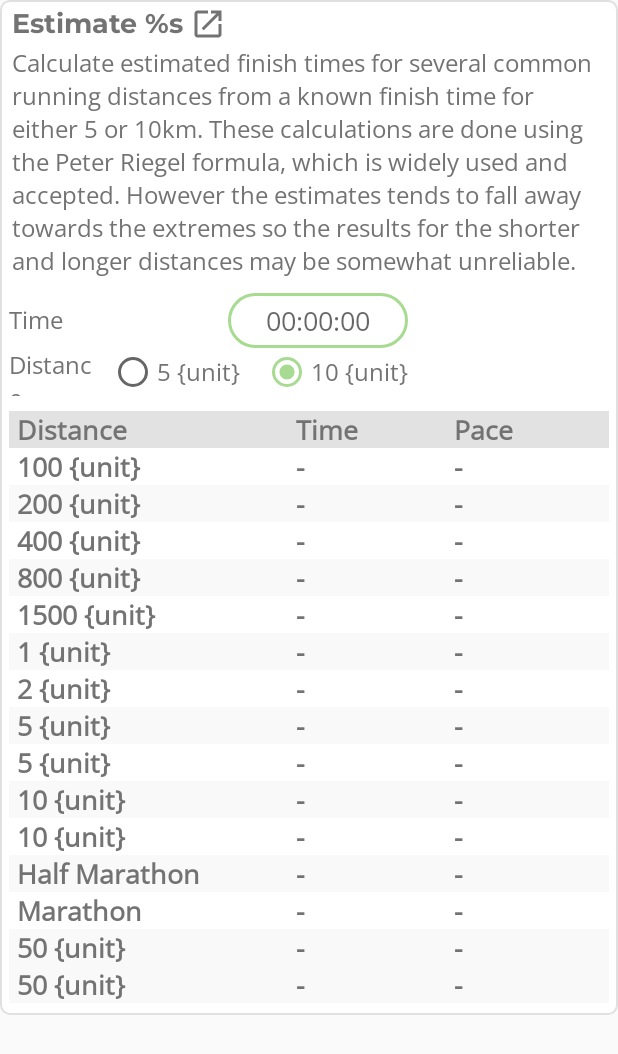
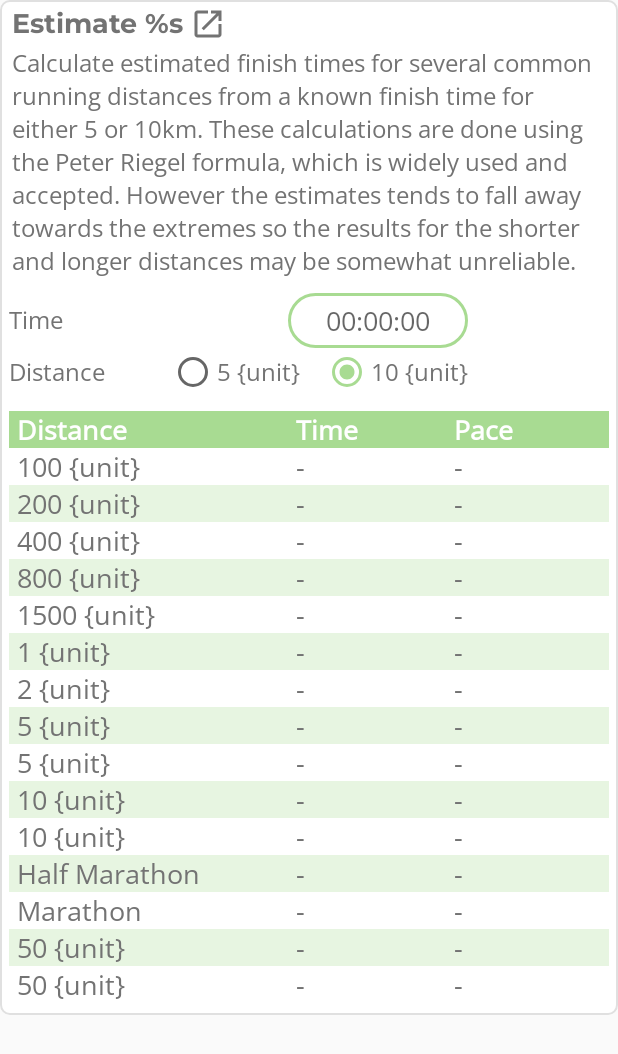
Before and after one commit to rnyholm/runcalc, an Android app: the layout finish_time_predictions_content_card.xml on its own in the app's theme, with its tools: preview values and no code run, on a phone screen of 412 x 824 dp. Shown: the top 1054 px of the screen. Run offline under Robolectric (Android 15) with nearby library versions, the phone set to English and light mode, and no system bars.

Commit message:
#38 UI improvements, colors etc. started backend work with it's interaction containers and so on

```diff
--- a/app/src/main/java/ax/stardust/runcalc/function/Property.java
+++ b/app/src/main/java/ax/stardust/runcalc/function/Property.java
@@ -9,7 +9,8 @@ public enum Property {
     CALCULATE_TIME(Calculator::calculateTime),
     CALCULATE_DISTANCE(Calculator::calculateDistance),
     CALCULATE_VO2MAX_ESTIMATE(Calculator::calculateVO2MaxEstimate),
-    CALCULATE_HEART_RATE_ZONES(Calculator::calculateHeartRateZones);
+    CALCULATE_HEART_RATE_ZONES(Calculator::calculateHeartRateZones),
+    CALCULATE_FINISH_TIME_PREDICTIONS(Calculator::calculateFinishTimePredictions);
 
     private final Function<String, String> calculatorFunction;
 
--- a/app/src/main/res/layout/finish_time_predictions_content_card.xml
+++ b/app/src/main/res/layout/finish_time_predictions_content_card.xml
@@ -83,7 +83,7 @@
                 android:id="@+id/finish_time_predictions_finish_time_et"
                 android:layout_width="120dp"
                 android:layout_height="wrap_content"
-                android:layout_marginStart="110dp"
+                android:layout_marginStart="150dp"
                 android:background="@drawable/input_default"
                 android:ems="10"
                 android:fontFamily="@font/open_sans"
@@ -166,7 +166,7 @@
                 android:layout_weight="1"
                 android:fontFamily="@font/open_sans"
                 android:text="@string/distance"
-                android:textColor="@color/colorHeadingText"
+                android:textColor="@color/colorFinishTimePredictionsTableHeadingText"
                 android:textSize="18sp"
                 android:textStyle="bold" />
 
@@ -176,7 +176,7 @@
                 android:layout_weight="1"
                 android:fontFamily="@font/open_sans"
                 android:text="@string/time"
-                android:textColor="@color/colorHeadingText"
+                android:textColor="@color/colorFinishTimePredictionsTableHeadingText"
                 android:textSize="18sp"
                 android:textStyle="bold" />
 
@@ -186,7 +186,7 @@
                 android:layout_weight="1"
                 android:fontFamily="@font/open_sans"
                 android:text="@string/pace"
-                android:textColor="@color/colorHeadingText"
+                android:textColor="@color/colorFinishTimePredictionsTableHeadingText"
                 android:textSize="18sp"
                 android:textStyle="bold" />
         </TableRow>
@@ -206,8 +206,7 @@
                 android:fontFamily="@font/open_sans"
                 android:text="@string/distance_100_unit"
                 android:textColor="@color/colorText"
-                android:textSize="18sp"
-                android:textStyle="bold" />
+                android:textSize="18sp" />
 
             <TextView
                 android:id="@+id/finish_time_predictions_100m_time_tv"
@@ -216,8 +215,7 @@
                 android:fontFamily="@font/open_sans"
                 android:text="@string/default_distance_pace"
                 android:textColor="@color/colorText"
-                android:textSize="18sp"
-                android:textStyle="bold" />
+                android:textSize="18sp" />
 
             <TextView
                 android:id="@+id/finish_time_predictions_100m_pace_tv"
@@ -226,8 +224,7 @@
                 android:fontFamily="@font/open_sans"
                 android:text="@string/default_distance_pace"
                 android:textColor="@color/colorText"
-                android:textSize="18sp"
-                android:textStyle="bold" />
+                android:textSize="18sp" />
         </TableRow>
 
         <TableRow
@@ -245,8 +242,7 @@
                 android:fontFamily="@font/open_sans"
                 android:text="@string/distance_200_unit"
                 android:textColor="@color/colorText"
-                android:textSize="18sp"
-                android:textStyle="bold" />
+                android:textSize="18sp" />
 
             <TextView
                 android:id="@+id/finish_time_predictions_200m_time_tv"
@@ -255,8 +251,7 @@
                 android:fontFamily="@font/open_sans"
                 android:text="@string/default_distance_pace"
                 android:textColor="@color/colorText"
-                android:textSize="18sp"
-                android:textStyle="bold" />
+                android:textSize="18sp" />
 
             <TextView
                 android:id="@+id/finish_time_predictions_200m_pace_tv"
@@ -265,8 +260,7 @@
                 android:fontFamily="@font/open_sans"
                 android:text="@string/default_distance_pace"
                 android:textColor="@color/colorText"
-                android:textSize="18sp"
-                android:textStyle="bold" />
+                android:textSize="18sp" />
         </TableRow>
 
         <TableRow
@@ -284,8 +278,7 @@
                 android:fontFamily="@font/open_sans"
                 android:text="@string/distance_400_unit"
                 android:textColor="@color/colorText"
-                android:textSize="18sp"
-                android:textStyle="bold" />
+                android:textSize="18sp" />
 
             <TextView
                 android:id="@+id/finish_time_predictions_400m_time_tv"
@@ -294,8 +287,7 @@
                 android:fontFamily="@font/open_sans"
                 android:text="@string/default_distance_pace"
                 android:textColor="@color/colorText"
-                android:textSize="18sp"
-                android:textStyle="bold" />
+                android:textSize="18sp" />
 
             <TextView
                 android:id="@+id/finish_time_predictions_400m_pace_tv"
@@ -304,8 +296,7 @@
                 android:fontFamily="@font/open_sans"
                 android:text="@string/default_distance_pace"
                 android:textColor="@color/colorText"
-                android:textSize="18sp"
-                android:textStyle="bold" />
+                android:textSize="18sp" />
         </TableRow>
 
         <TableRow
@@ -323,8 +314,7 @@
                 android:fontFamily="@font/open_sans"
                 android:text="@string/distance_800_unit"
                 android:textColor="@color/colorText"
-                android:textSize="18sp"
-                android:textStyle="bold" />
+                android:textSize="18sp" />
 
             <TextView
                 android:id="@+id/finish_time_predictions_800m_time_tv"
@@ -333,8 +323,7 @@
                 android:fontFamily="@font/open_sans"
                 android:text="@string/default_distance_pace"
                 android:textColor="@color/colorText"
-                android:textSize="18sp"
-                android:textStyle="bold" />
+                android:textSize="18sp" />
 
             <TextView
                 android:id="@+id/finish_time_predictions_800m_pace_tv"
@@ -343,8 +332,7 @@
                 android:fontFamily="@font/open_sans"
                 android:text="@string/default_distance_pace"
                 android:textColor="@color/colorText"
-                android:textSize="18sp"
-                android:textStyle="bold" />
+                android:textSize="18sp" />
         </TableRow>
 
         <TableRow
@@ -362,8 +350,7 @@
                 android:fontFamily="@font/open_sans"
                 android:text="@string/distance_1500_unit"
                 android:textColor="@color/colorText"
-                android:textSize="18sp"
-                android:textStyle="bold" />
+                android:textSize="18sp" />
 
             <TextView
                 android:id="@+id/finish_time_predictions_1500m_time_tv"
@@ -372,8 +359,7 @@
                 android:fontFamily="@font/open_sans"
                 android:text="@string/default_distance_pace"
                 android:textColor="@color/colorText"
-                android:textSize="18sp"
-                android:textStyle="bold" />
+                android:textSize="18sp" />
 
             <TextView
                 android:id="@+id/finish_time_predictions_1500m_pace_tv"
@@ -382,8 +368,7 @@
                 android:fontFamily="@font/open_sans"
                 android:text="@string/default_distance_pace"
                 android:textColor="@color/colorText"
-                android:textSize="18sp"
-                android:textStyle="bold" />
+                android:textSize="18sp" />
         </TableRow>
 
         <TableRow
@@ -401,8 +386,7 @@
                 android:fontFamily="@font/open_sans"
                 android:text="@string/distance_1_unit"
                 android:textColor="@color/colorText"
-                android:textSize="18sp"
-                android:textStyle="bold" />
+                android:textSize="18sp" />
 
             <TextView
                 android:id="@+id/finish_time_predictions_1mi_time_tv"
@@ -411,8 +395,7 @@
                 android:fontFamily="@font/open_sans"
                 android:text="@string/default_distance_pace"
                 android:textColor="@color/colorText"
-                android:textSize="18sp"
-                android:textStyle="bold" />
+                android:textSize="18sp" />
 
             <TextView
                 android:id="@+id/finish_time_predictions_1mi_pace_tv"
@@ -421,8 +404,7 @@
                 android:fontFamily="@font/open_sans"
                 android:text="@string/default_distance_pace"
                 android:textColor="@color/colorText"
-                android:textSize="18sp"
-                android:textStyle="bold" />
+                android:textSize="18sp" />
         </TableRow>
 
         <TableRow
@@ -440,8 +422,7 @@
                 android:fontFamily="@font/open_sans"
                 android:text="@string/distance_2_unit"
                 android:textColor="@color/colorText"
-                android:textSize="18sp"
-                android:textStyle="bold" />
+                android:textSize="18sp" />
 
             <TextView
                 android:id="@+id/finish_time_predictions_2mi_time_tv"
@@ -450,8 +431,7 @@
                 android:fontFamily="@font/open_sans"
                 android:text="@string/default_distance_pace"
                 android:textColor="@color/colorText"
-                android:textSize="18sp"
-                android:textStyle="bold" />
+                android:textSize="18sp" />
 
             <TextView
                 android:id="@+id/finish_time_predictions_2mi_pace_tv"
@@ -460,8 +440,7 @@
                 android:fontFamily="@font/open_sans"
                 android:text="@string/default_distance_pace"
                 android:textColor="@color/colorText"
-                android:textSize="18sp"
-                android:textStyle="bold" />
+                android:textSize="18sp" />
         </TableRow>
 
         <TableRow
@@ -479,8 +458,7 @@
                 android:fontFamily="@font/open_sans"
                 android:text="@string/distance_5_unit"
                 android:textColor="@color/colorText"
-                android:textSize="18sp"
-                android:textStyle="bold" />
+                android:textSize="18sp" />
 
             <TextView
                 android:id="@+id/finish_time_predictions_5km_time_tv"
@@ -489,8 +467,7 @@
                 android:fontFamily="@font/open_sans"
                 android:text="@string/default_distance_pace"
                 android:textColor="@color/colorText"
-                android:textSize="18sp"
-                android:textStyle="bold" />
+                android:textSize="18sp" />
 
             <TextView
                 android:id="@+id/finish_time_predictions_5km_pace_tv"
@@ -499,8 +476,7 @@
                 android:fontFamily="@font/open_sans"
                 android:text="@string/default_distance_pace"
                 android:textColor="@color/colorText"
-                android:textSize="18sp"
-                android:textStyle="bold" />
+                android:textSize="18sp" />
         </TableRow>
 
         <TableRow
@@ -518,8 +494,7 @@
                 android:fontFamily="@font/open_sans"
                 android:text="@string/distance_5_unit"
                 android:textColor="@color/colorText"
-                android:textSize="18sp"
-                android:textStyle="bold" />
+                android:textSize="18sp" />
 
             <TextView
                 android:id="@+id/finish_time_predictions_5mi_time_tv"
@@ -528,8 +503,7 @@
                 android:fontFamily="@font/open_sans"
                 android:text="@string/default_distance_pace"
                 android:textColor="@color/colorText"
-                android:textSize="18sp"
-                android:textStyle="bold" />
+                android:textSize="18sp" />
 
             <TextView
                 android:id="@+id/finish_time_predictions_5mi_pace_tv"
@@ -538,8 +512,7 @@
                 android:fontFamily="@font/open_sans"
                 android:text="@string/default_distance_pace"
                 android:textColor="@color/colorText"
-                android:textSize="18sp"
-                android:textStyle="bold" />
+                android:textSize="18sp" />
         </TableRow>
 
         <TableRow
@@ -557,8 +530,7 @@
                 android:fontFamily="@font/open_sans"
                 android:text="@string/distance_10_unit"
                 android:textColor="@color/colorText"
-                android:textSize="18sp"
-                android:textStyle="bold" />
+                android:textSize="18sp" />
 
             <TextView
                 android:id="@+id/finish_time_predictions_10km_time_tv"
@@ -567,8 +539,7 @@
                 android:fontFamily="@font/open_sans"
                 android:text="@string/default_distance_pace"
                 android:textColor="@color/colorText"
-                android:textSize="18sp"
-                android:textStyle="bold" />
+                android:textSize="18sp" />
 
             <TextView
                 android:id="@+id/finish_time_predictions_10km_pace_tv"
@@ -577,8 +548,7 @@
                 android:fontFamily="@font/open_sans"
                 android:text="@string/default_distance_pace"
                 android:textColor="@color/colorText"
-                android:textSize="18sp"
-                android:textStyle="bold" />
+                android:textSize="18sp" />
         </TableRow>
 
         <TableRow
@@ -596,8 +566,7 @@
                 android:fontFamily="@font/open_sans"
                 android:text="@string/distance_10_unit"
                 android:textColor="@color/colorText"
-                android:textSize="18sp"
-                android:textStyle="bold" />
+                android:textSize="18sp" />
 
             <TextView
                 android:id="@+id/finish_time_predictions_10mi_time_tv"
@@ -606,8 +575,7 @@
                 android:fontFamily="@font/open_sans"
                 android:text="@string/default_distance_pace"
                 android:textColor="@color/colorText"
-                android:textSize="18sp"
-                android:textStyle="bold" />
+                android:textSize="18sp" />
 
             <TextView
                 android:id="@+id/finish_time_predictions_10mi_pace_tv"
@@ -616,8 +584,7 @@
                 android:fontFamily="@font/open_sans"
                 android:text="@string/default_distance_pace"
                 android:textColor="@color/colorText"
-                android:textSize="18sp"
-                android:textStyle="bold" />
+                android:textSize="18sp" />
         </TableRow>
 
         <TableRow
@@ -635,8 +602,7 @@
                 android:fontFamily="@font/open_sans"
                 android:text="@string/distance_half_marathon"
                 android:textColor="@color/colorText"
-                android:textSize="18sp"
-                android:textStyle="bold" />
+                android:textSize="18sp" />
 
             <TextView
                 android:id="@+id/finish_time_predictions_half_marathon_time_tv"
@@ -645,8 +611,7 @@
                 android:fontFamily="@font/open_sans"
                 android:text="@string/default_distance_pace"
                 android:textColor="@color/colorText"
-                android:textSize="18sp"
-                android:textStyle="bold" />
+                android:textSize="18sp" />
 
             <TextView
                 android:id="@+id/finish_time_predictions_half_marathon_pace_tv"
@@ -655,8 +620,7 @@
                 android:fontFamily="@font/open_sans"
                 android:text="@string/default_distance_pace"
                 android:textColor="@color/colorText"
-                android:textSize="18sp"
-                android:textStyle="bold" />
+                android:textSize="18sp" />
         </TableRow>
 
         <TableRow
@@ -674,8 +638,7 @@
                 android:fontFamily="@font/open_sans"
                 android:text="@string/distance_marathon"
                 android:textColor="@color/colorText"
-                android:textSize="18sp"
-                android:textStyle="bold" />
+                android:textSize="18sp" />
 
             <TextView
                 android:id="@+id/finish_time_predictions_marathon_time_tv"
@@ -684,8 +647,7 @@
                 android:fontFamily="@font/open_sans"
                 android:text="@string/default_distance_pace"
                 android:textColor="@color/colorText"
-                android:textSize="18sp"
-                android:textStyle="bold" />
+                android:textSize="18sp" />
 
             <TextView
                 android:id="@+id/finish_time_predictions_marathon_pace_tv"
@@ -694,8 +656,7 @@
                 android:fontFamily="@font/open_sans"
                 android:text="@string/default_distance_pace"
                 android:textColor="@color/colorText"
-                android:textSize="18sp"
-                android:textStyle="bold" />
+                android:textSize="18sp" />
         </TableRow>
 
         <TableRow
@@ -713,8 +674,7 @@
                 android:fontFamily="@font/open_sans"
                 android:text="@string/distance_50_unit"
                 android:textColor="@color/colorText"
-                android:textSize="18sp"
-                android:textStyle="bold" />
+                android:textSize="18sp" />
 
             <TextView
                 android:id="@+id/finish_time_predictions_50km_time_tv"
@@ -723,8 +683,7 @@
                 android:fontFamily="@font/open_sans"
                 android:text="@string/default_distance_pace"
                 android:textColor="@color/colorText"
-                android:textSize="18sp"
-                android:textStyle="bold" />
+                android:textSize="18sp" />
 
             <TextView
                 android:id="@+id/finish_time_predictions_50km_pace_tv"
@@ -733,8 +692,7 @@
                 android:fontFamily="@font/open_sans"
                 android:text="@string/default_distance_pace"
                 android:textColor="@color/colorText"
-                android:textSize="18sp"
-                android:textStyle="bold" />
+                android:textSize="18sp" />
         </TableRow>
 
         <TableRow
@@ -742,7 +700,7 @@
             android:layout_width="match_parent"
             android:layout_height="match_parent"
             android:layout_gravity="center_vertical"
-            android:background="@color/colorFinishTimePredictionsTableRowDark">
+            android:background="@color/colorFinishTimePredictionsTableRow">
 
             <TextView
                 android:id="@+id/finish_time_predictions_50mi_heading_tv"
@@ -752,8 +710,7 @@
                 android:fontFamily="@font/open_sans"
                 android:text="@string/distance_50_unit"
                 android:textColor="@color/colorText"
-                android:textSize="18sp"
-                android:textStyle="bold" />
+                android:textSize="18sp" />
 
             <TextView
                 android:id="@+id/finish_time_predictions_50mi_time_tv"
@@ -762,8 +719,7 @@
                 android:fontFamily="@font/open_sans"
                 android:text="@string/default_distance_pace"
                 android:textColor="@color/colorText"
-                android:textSize="18sp"
-                android:textStyle="bold" />
+                android:textSize="18sp" />
 
             <TextView
                 android:id="@+id/finish_time_predictions_50mi_pace_tv"
@@ -772,8 +728,7 @@
                 android:fontFamily="@font/open_sans"
                 android:text="@string/default_distance_pace"
                 android:textColor="@color/colorText"
-                android:textSize="18sp"
-                android:textStyle="bold" />
+                android:textSize="18sp" />
         </TableRow>
     </TableLayout>
 
--- a/app/src/main/res/values/colors.xml
+++ b/app/src/main/res/values/colors.xml
@@ -19,7 +19,8 @@
     <color name="colorHRZone3">#82F28D</color>
     <color name="colorHRZone2">#4FB2FF</color>
     <color name="colorHRZone1">#E2E2E2</color>
-    <color name="colorFinishTimePredictionsTableHeading">#E2E2E2</color>
-    <color name="colorFinishTimePredictionsTableRowDark">#F9F9F9</color>
+    <color name="colorFinishTimePredictionsTableHeadingText">#FFFFFF</color>
+    <color name="colorFinishTimePredictionsTableHeading">#A8DB92</color>
+    <color name="colorFinishTimePredictionsTableRowDark">#E7F5E1</color>
     <color name="colorFinishTimePredictionsTableRow">#FFFFFF</color>
 </resources>
```
Also changed, not shown: app/src/main/java/ax/stardust/runcalc/activity/RunnersCalculator.java (+51 -0 lines), app/src/main/java/ax/stardust/runcalc/interaction/container/FinishTimePredictionsInteractionContainer.java (added, +54 -0 lines), app/src/main/res/values/strings.xml (+4 -4 lines), 2 other files.
